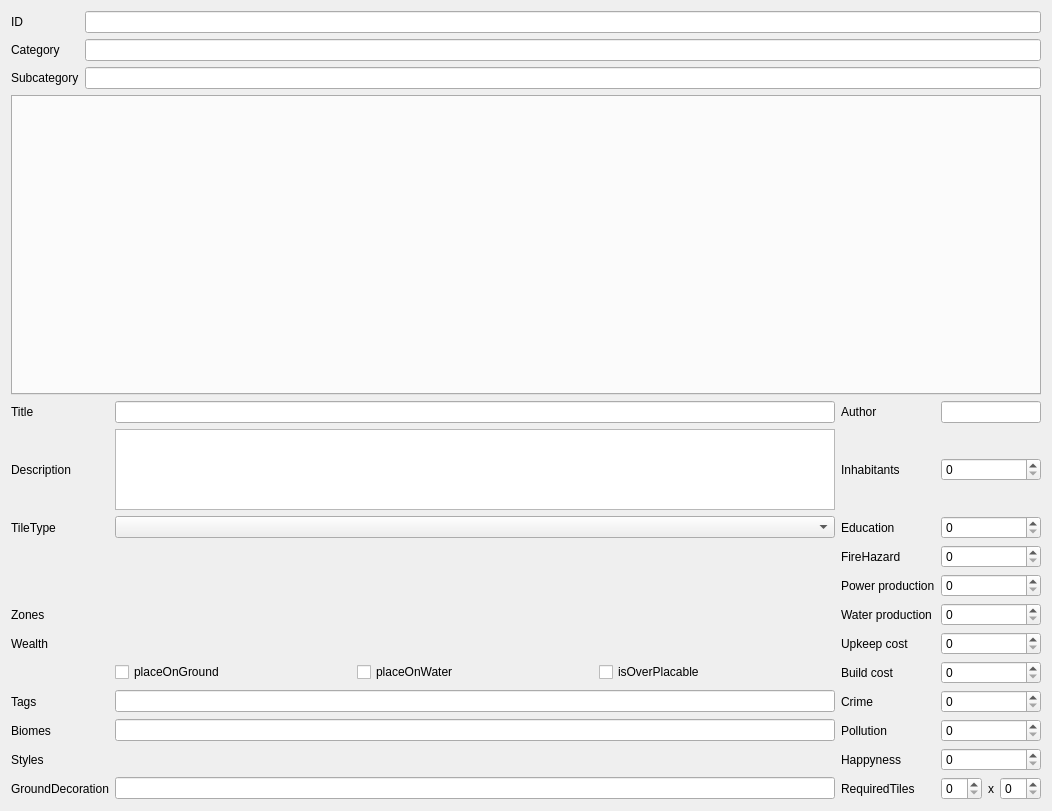
Qt form src/TileDataUI.ui (CytopiaTeam/TileData-Editor) before a commit.
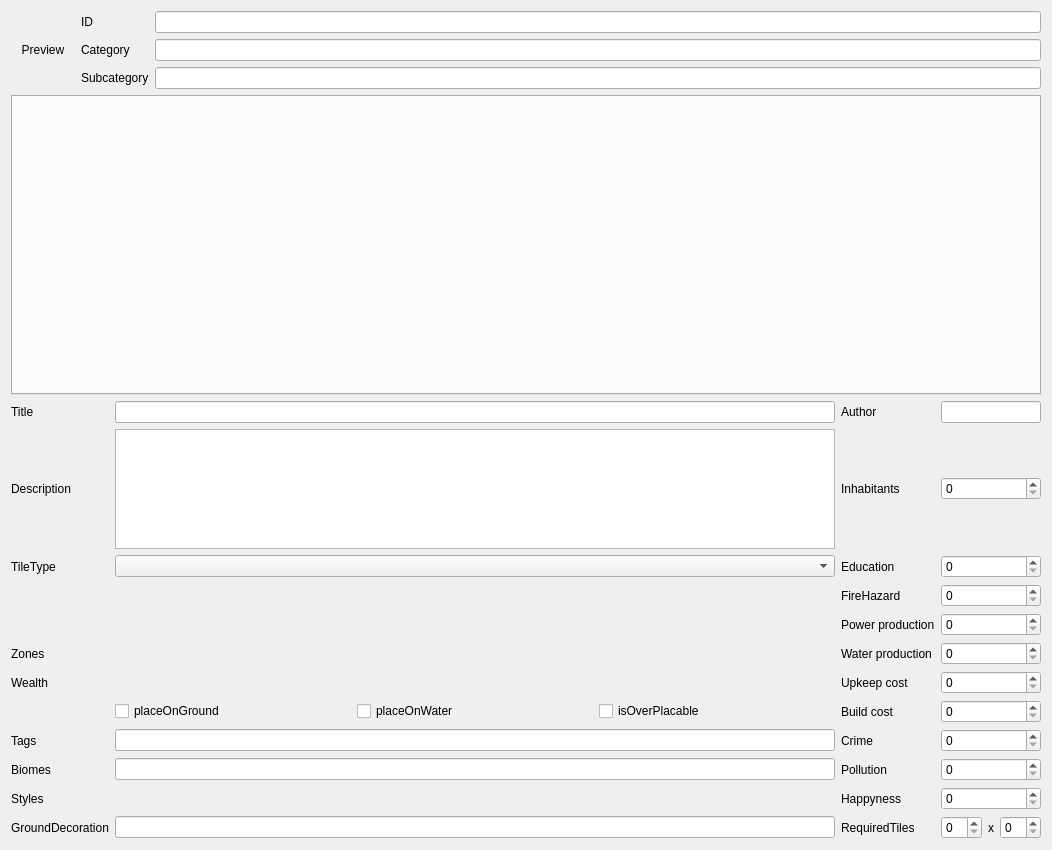
The same form after that commit.

Commit message: add little preview image

Diff of the .ui file:
```diff
--- a/src/TileDataUI.ui
+++ b/src/TileDataUI.ui
@@ -8,55 +8,85 @@
     <x>0</x>
     <y>0</y>
     <width>1033</width>
-    <height>811</height>
+    <height>850</height>
    </rect>
   </property>
   <property name="windowTitle">
    <string>Form</string>
   </property>
-  <layout class="QFormLayout" name="formLayout_2">
-   <item row="0" column="0">
-    <widget class="QLabel" name="label">
-     <property name="text">
-      <string>ID</string>
-     </property>
-    </widget>
+  <layout class="QVBoxLayout" name="verticalLayout">
+   <item>
+    <layout class="QGridLayout" name="gridLayout">
+     <item row="0" column="2">
+      <layout class="QFormLayout" name="formLayout_10">
+       <item row="0" column="0">
+        <widget class="QLabel" name="label_37">
+         <property name="text">
+          <string>ID</string>
+         </property>
+        </widget>
+       </item>
+       <item row="0" column="1">
+        <widget class="QLineEdit" name="id">
+         <property name="toolTip">
+          <string>The ID of this item. Must be unique and can be referenced in the code.</string>
+         </property>
+        </widget>
+       </item>
+       <item row="1" column="0">
+        <widget class="QLabel" name="label_38">
+         <property name="text">
+          <string>Category</string>
+         </property>
+        </widget>
+       </item>
+       <item row="1" column="1">
+        <widget class="QLineEdit" name="category">
+         <property name="toolTip">
+          <string>The  category this item resides in. Categories are used for the building menu in-game and for sorting the items in the editors tree view</string>
+         </property>
+         <property name="text">
+          <string/>
+         </property>
+        </widget>
+       </item>
+       <item row="2" column="0">
+        <widget class="QLabel" name="label_39">
+         <property name="text">
+          <string>Subcategory</string>
+         </property>
+        </widget>
+       </item>
+       <item row="2" column="1">
+        <widget class="QLineEdit" name="subCategory"/>
+       </item>
+      </layout>
+     </item>
+     <item row="0" column="1">
+      <widget class="QLabel" name="tilePreview">
+       <property name="minimumSize">
+        <size>
+         <width>64</width>
+         <height>64</height>
+        </size>
+       </property>
+       <property name="maximumSize">
+        <size>
+         <width>64</width>
+         <height>64</height>
+        </size>
+       </property>
+       <property name="text">
+        <string>Preview</string>
+       </property>
+       <property name="alignment">
+        <set>Qt::AlignCenter</set>
+       </property>
+      </widget>
+     </item>
+    </layout>
    </item>
-   <item row="0" column="1">
-    <widget class="QLineEdit" name="id">
-     <property name="toolTip">
-      <string>The ID of this item. Must be unique and can be referenced in the code.</string>
-     </property>
-    </widget>
-   </item>
-   <item row="1" column="0">
-    <widget class="QLabel" name="label_2">
-     <property name="text">
-      <string>Category</string>
-     </property>
-    </widget>
-   </item>
-   <item row="1" column="1">
-    <widget class="QLineEdit" name="category">
-     <property name="toolTip">
-      <string>The  category this item resides in. Categories are used for the building menu in-game and for sorting the items in the editors tree view</string>
-     </property>
-     <property name="text">
-      <string/>
-     </property>
-    </widget>
-   </item>
-   <item row="2" column="0">
-    <widget class="QLabel" name="label_10">
-     <property name="text">
-      <string>Subcategory</string>
-     </property>
-    </widget>
-   </item>
-   <item row="2" column="1">
-    <widget class="QLineEdit" name="subCategory"/>
-   </item>
-   <item row="3" column="0" colspan="2">
+   <item>
     <widget class="QTabWidget" name="tabWidget">
      <property name="minimumSize">
       <size>
@@ -69,7 +99,7 @@
      </property>
     </widget>
    </item>
-   <item row="6" column="0" colspan="2">
+   <item>
     <layout class="QGridLayout" name="TilePropertiesGridLayout">
      <item row="9" column="2">
       <layout class="QHBoxLayout" name="zoneButtonsHorizontalLayout"/>
```
Left out of the diff: 308 changed lines with no effect on the pictures. The commit also changes 1 other file.
